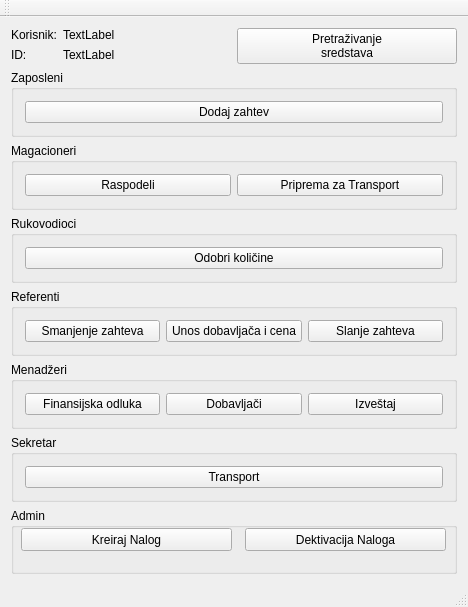
The window that mainwindow.ui (zivke/nabavke) describes before a commit, drawn with Qt 5.
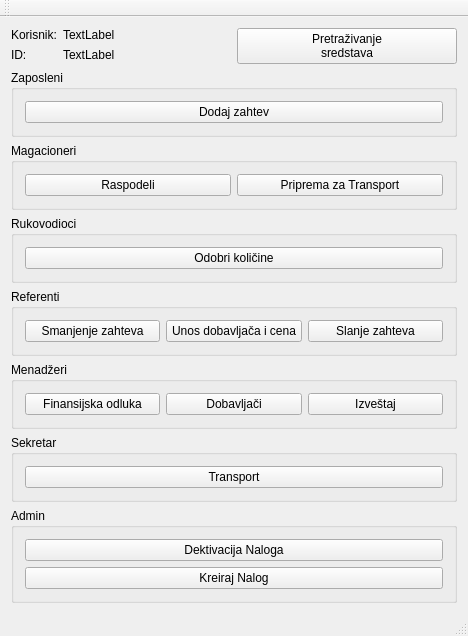
The same window after the commit. Icons and pictures are not drawn.

Diff of the .ui file:
```diff
--- a/mainwindow.ui
+++ b/mainwindow.ui
@@ -208,32 +208,22 @@
       <property name="title">
        <string>Admin</string>
       </property>
-      <widget class="QPushButton" name="pushButton_2">
-       <property name="geometry">
-        <rect>
-         <x>10</x>
-         <y>20</y>
-         <width>211</width>
-         <height>23</height>
-        </rect>
-       </property>
-       <property name="text">
-        <string>Kreiraj Nalog</string>
-       </property>
-      </widget>
+      <layout class="QVBoxLayout" name="verticalLayout_3">
+       <item>
       <widget class="QPushButton" name="pushButton_3">
-       <property name="geometry">
-        <rect>
-         <x>234</x>
-         <y>20</y>
-         <width>201</width>
-         <height>23</height>
-        </rect>
-       </property>
        <property name="text">
         <string>Dektivacija Naloga</string>
        </property>
       </widget>
+       </item>
+       <item>
+        <widget class="QPushButton" name="pushButton_2">
+         <property name="text">
+          <string>Kreiraj Nalog</string>
+         </property>
+        </widget>
+       </item>
+      </layout>
      </widget>
     </item>
    </layout>
```
Left out of the diff: 2 changed lines with no effect on the pictures. Lines whose indentation alone changed are shown as unchanged.
